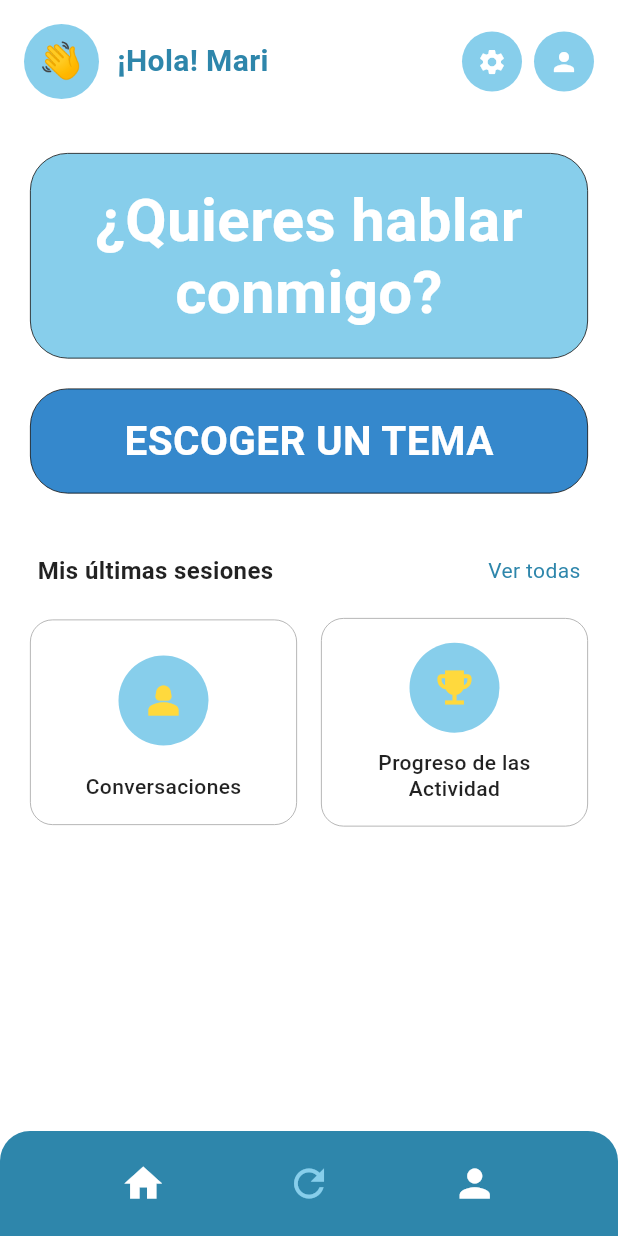
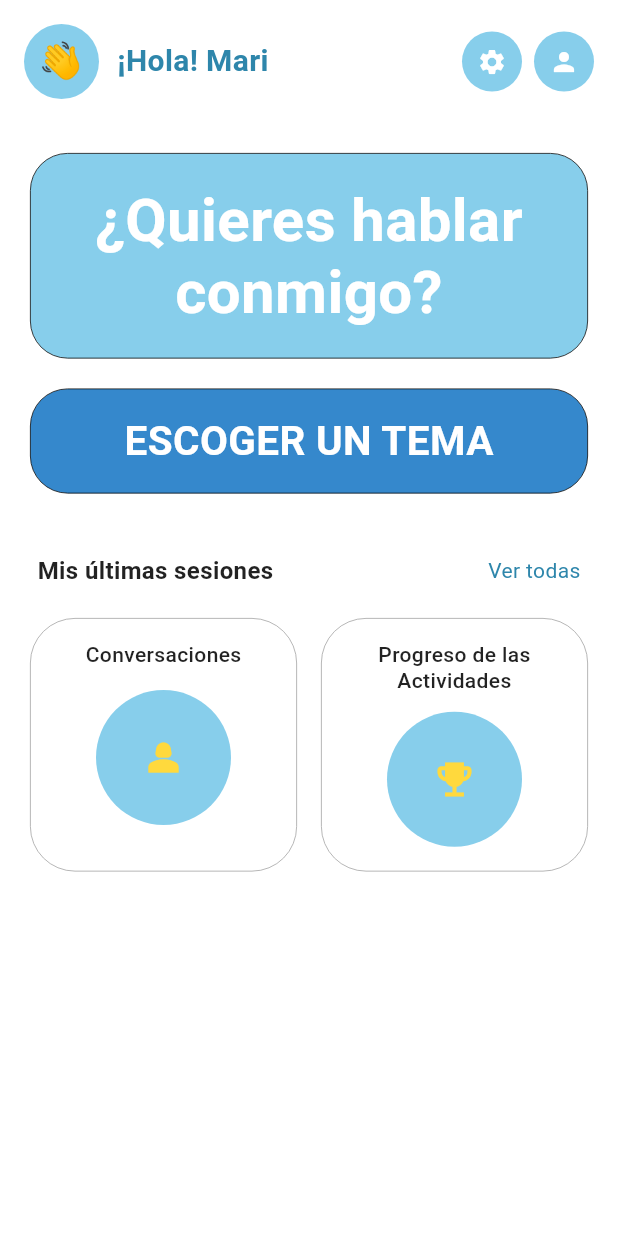
Before and after one commit to sheydazz/RESTAPP, a Flutter app: the MainScreen screen opened directly, on a phone screen of 412 x 824 dp. Run offline on Flutter 3.47's test engine with Material 3 defaults, Android fonts, the phone set to English and light mode, and no system bars.

Commit message:
mejora de la ubicación del contenido homepage

```diff
--- a/lib/features/home/screens/home_screen.dart
+++ b/lib/features/home/screens/home_screen.dart
@@ -207,13 +207,24 @@ class MainScreen extends StatelessWidget {
                           color: Colors.grey,
                           width: 0.5,
                         ),
-                        borderRadius: BorderRadius.circular(15),
+                        borderRadius: BorderRadius.circular(30),
                       ),
                       child: Column(
+
                         children: [
+                          Text(
+                            'Conversaciones',
+                            style: TextStyle(
+                                fontSize: 14,
+                                fontWeight: FontWeight.w500,
+                                color: Colors.black87,
+                                height: 1.2
+                            ),
+                          ),
+                          SizedBox(height: 12),
                           Container(
-                            width: 60,
-                            height: 75,
+                            width: 90,
+                            height: 95,
                             decoration: BoxDecoration(
                               color: Color(0xFF87CEEB),
                               shape: BoxShape.circle,
@@ -227,15 +238,7 @@ class MainScreen extends StatelessWidget {
                             ),
                           ),
                           SizedBox(height: 12),
-                          Text(
-                            'Conversaciones',
-                            style: TextStyle(
-                              fontSize: 14,
-                              fontWeight: FontWeight.w500,
-                              color: Colors.black87,
-                              height: 1.2
-                            ),
-                          ),
+
                         ],
                       ),
                     ),
@@ -253,13 +256,24 @@ class MainScreen extends StatelessWidget {
                           color: Colors.grey,
                           width: 0.5,
                         ),
-                        borderRadius: BorderRadius.circular(15),
+                        borderRadius: BorderRadius.circular(30),
                       ),
                       child: Column(
                         children: [
-                          Container(
-                            width: 60,
-                            height: 60,
+                          Text(
+                            'Progreso de las\nActividades',
+                            textAlign: TextAlign.center,
+                            style: TextStyle(
+                              fontSize: 14,
+                              fontWeight: FontWeight.w500,
+                              color: Colors.black87,
+                              height: 1.2,
+                            ),
+                          ),
+                          SizedBox(height: 12),
+                          Container( // Circulo del icono
+                            width: 100,
+                            height: 90,
                             decoration: BoxDecoration(
                               color: Color(0xFF87CEEB),
                               shape: BoxShape.circle,
@@ -272,17 +286,6 @@ class MainScreen extends StatelessWidget {
                               ),
                             ),
                           ),
-                          SizedBox(height: 12),
-                          Text(
-                            'Progreso de las\nActividad',
-                            textAlign: TextAlign.center,
-                            style: TextStyle(
-                              fontSize: 14,
-                              fontWeight: FontWeight.w500,
-                              color: Colors.black87,
-                              height: 1.2,
-                            ),
-                          ),
                         ],
                       ),
                     ),
@@ -293,37 +296,6 @@ class MainScreen extends StatelessWidget {
 
             Spacer(),
 
-            // Bottom Navigation
-            Container(
-              height: 70,
-              decoration: BoxDecoration(
-                color: Color(0xFF2E86AB),
-                borderRadius: BorderRadius.only(
-                  topLeft: Radius.circular(20),
-                  topRight: Radius.circular(20),
-                ),
-              ),
-              child: Row(
-                mainAxisAlignment: MainAxisAlignment.spaceEvenly,
-                children: [
-                  Icon(
-                    Icons.home,
-                    color: Colors.white,
-                    size: 30,
-                  ),
-                  Icon(
-                    Icons.refresh,
-                    color: Color(0xFF87CEEB),
-                    size: 30,
-                  ),
-                  Icon(
-                    Icons.person,
-                    color: Colors.white,
-                    size: 30,
-                  ),
-                ],
-              ),
-            ),
           ],
         ),
       ),
```
